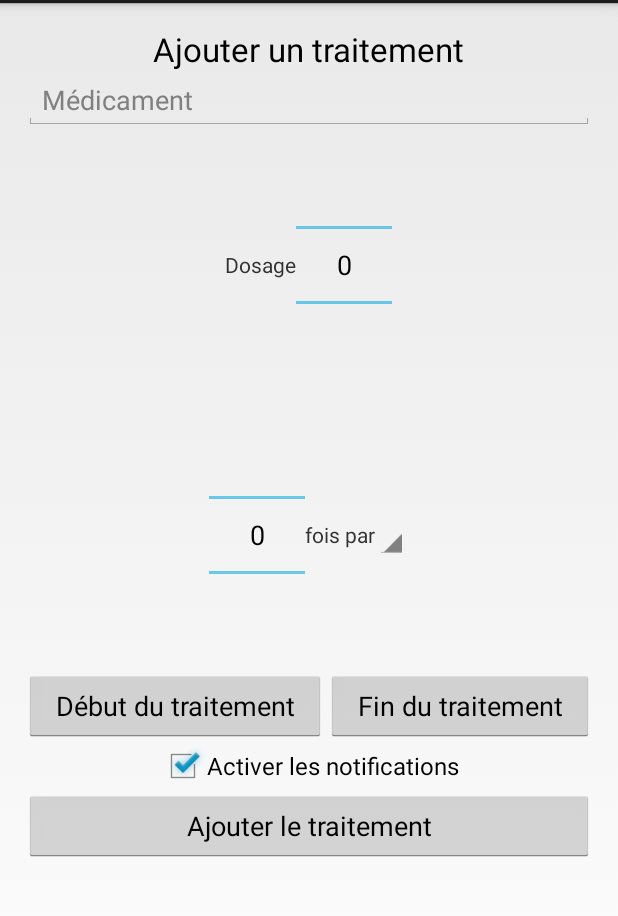
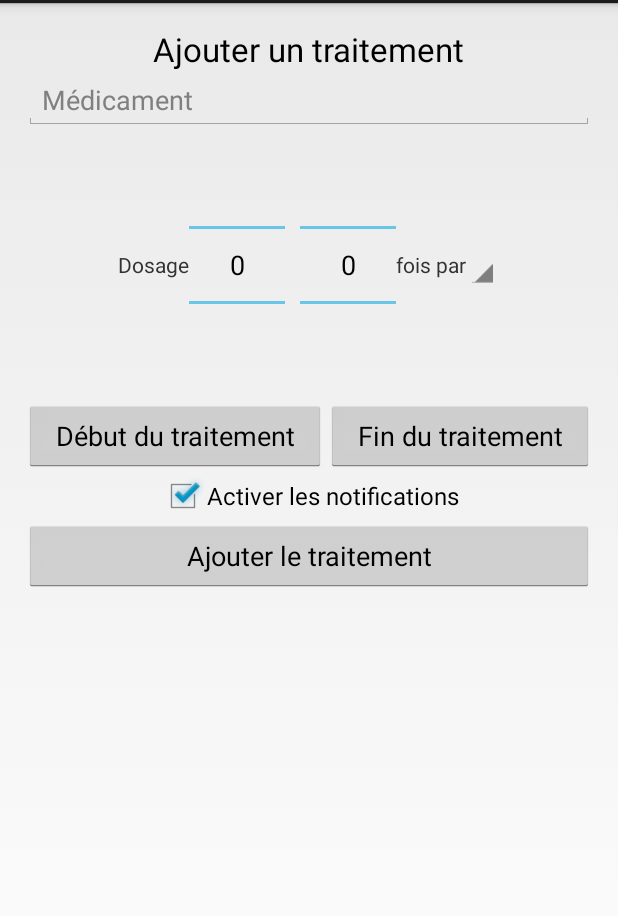
Before and after one commit to JonathanGeoffroy/LifeMonitor, an Android app: the layout activity_add_treatment.xml on its own in the app's theme, with its tools: preview values and no code run, on a phone screen of 412 x 824 dp, the part 69-985 px from its top. Run offline under Robolectric (Android 15) with nearby library versions, the phone set to English and light mode, and no system bars; network calls fail.

Commit message:
change add treatment layout

```diff
--- a/app/src/main/res/layout/activity_add_treatment.xml
+++ b/app/src/main/res/layout/activity_add_treatment.xml
@@ -47,19 +47,13 @@
                 android:orientation="horizontal"
                 android:layout_width="wrap_content"
                 android:layout_height="wrap_content"/>
-            </LinearLayout>
 
-            <LinearLayout
-                android:layout_width="wrap_content"
-                android:layout_height="wrap_content"
-                android:orientation="horizontal"
-                android:layout_gravity="center_horizontal">
-
-                <NumberPicker
+               <NumberPicker
                     android:id="@+id/frequency_number"
                     android:orientation="horizontal"
                     android:layout_width="wrap_content"
-                    android:layout_height="wrap_content" />
+                    android:layout_height="wrap_content"
+                   android:layout_marginLeft="10dp"/>
 
                 <TextView
                     android:layout_width="wrap_content"
```
